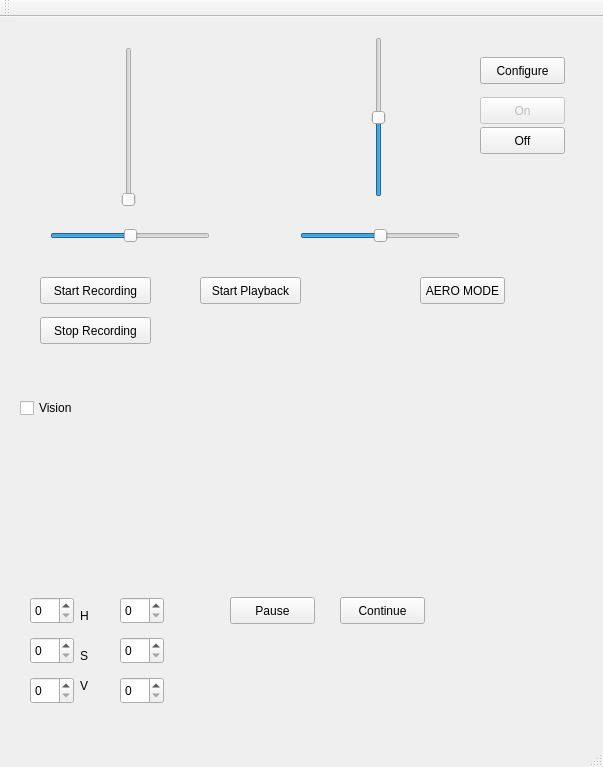
Above: mainwindow.ui from bartslinger/cx10_vision before the change. Below: the same form after it.
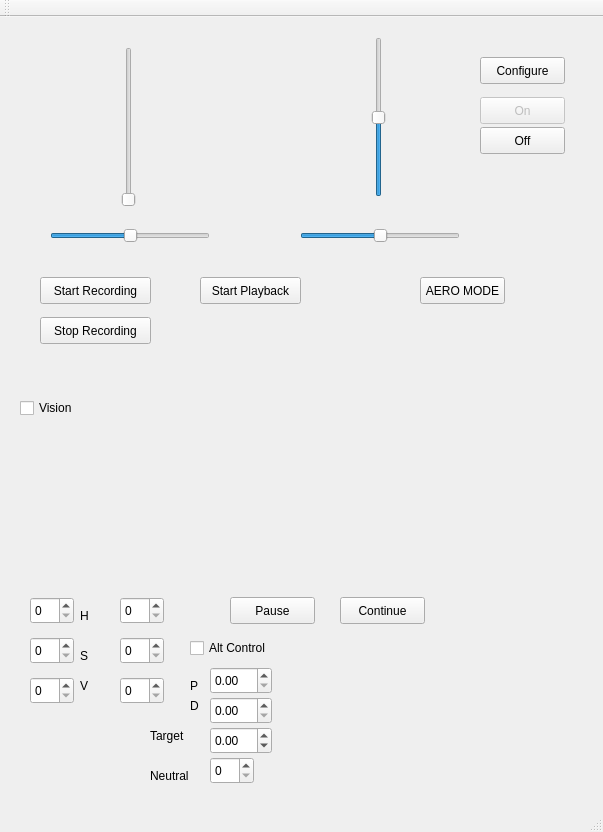
That is the form after the change. Custom widgets are drawn as their Qt base class.

```diff
--- a/mainwindow.ui
+++ b/mainwindow.ui
@@ -7,7 +7,7 @@
     <x>0</x>
     <y>0</y>
     <width>603</width>
-    <height>767</height>
+    <height>832</height>
    </rect>
   </property>
   <property name="windowTitle">
@@ -353,6 +353,129 @@
      <string>Continue</string>
     </property>
    </widget>
+   <widget class="QLabel" name="label_5">
+    <property name="geometry">
+     <rect>
+      <x>190</x>
+      <y>660</y>
+      <width>16</width>
+      <height>17</height>
+     </rect>
+    </property>
+    <property name="text">
+     <string>P</string>
+    </property>
+   </widget>
+   <widget class="QLabel" name="label_6">
+    <property name="geometry">
+     <rect>
+      <x>190</x>
+      <y>680</y>
+      <width>16</width>
+      <height>17</height>
+     </rect>
+    </property>
+    <property name="text">
+     <string>D</string>
+    </property>
+   </widget>
+   <widget class="QDoubleSpinBox" name="altP">
+    <property name="geometry">
+     <rect>
+      <x>210</x>
+      <y>650</y>
+      <width>62</width>
+      <height>27</height>
+     </rect>
+    </property>
+   </widget>
+   <widget class="QDoubleSpinBox" name="altD">
+    <property name="geometry">
+     <rect>
+      <x>210</x>
+      <y>680</y>
+      <width>62</width>
+      <height>27</height>
+     </rect>
+    </property>
+    <property name="minimum">
+     <double>0.000000000000000</double>
+    </property>
+    <property name="maximum">
+     <double>1000.000000000000000</double>
+    </property>
+    <property name="singleStep">
+     <double>1.000000000000000</double>
+    </property>
+   </widget>
+   <widget class="QCheckBox" name="altControl">
+    <property name="geometry">
+     <rect>
+      <x>190</x>
+      <y>620</y>
+      <width>90</width>
+      <height>22</height>
+     </rect>
+    </property>
+    <property name="text">
+     <string>Alt Control</string>
+    </property>
+   </widget>
+   <widget class="QSpinBox" name="altNeutral">
+    <property name="geometry">
+     <rect>
+      <x>210</x>
+      <y>740</y>
+      <width>44</width>
+      <height>27</height>
+     </rect>
+    </property>
+    <property name="maximum">
+     <number>250</number>
+    </property>
+   </widget>
+   <widget class="QLabel" name="label_4">
+    <property name="geometry">
+     <rect>
+      <x>150</x>
+      <y>750</y>
+      <width>59</width>
+      <height>17</height>
+     </rect>
+    </property>
+    <property name="text">
+     <string>Neutral</string>
+    </property>
+   </widget>
+   <widget class="QLabel" name="label_7">
+    <property name="geometry">
+     <rect>
+      <x>150</x>
+      <y>710</y>
+      <width>59</width>
+      <height>17</height>
+     </rect>
+    </property>
+    <property name="text">
+     <string>Target</string>
+    </property>
+   </widget>
+   <widget class="QDoubleSpinBox" name="altTarget">
+    <property name="geometry">
+     <rect>
+      <x>210</x>
+      <y>710</y>
+      <width>62</width>
+      <height>27</height>
+     </rect>
+    </property>
+    <property name="minimum">
+     <double>-100.000000000000000</double>
+    </property>
+    <property name="singleStep">
+     <double>0.100000000000000</double>
+    </property>
+   </widget>
   </widget>
   <widget class="QMenuBar" name="menuBar">
    <property name="geometry">
```
